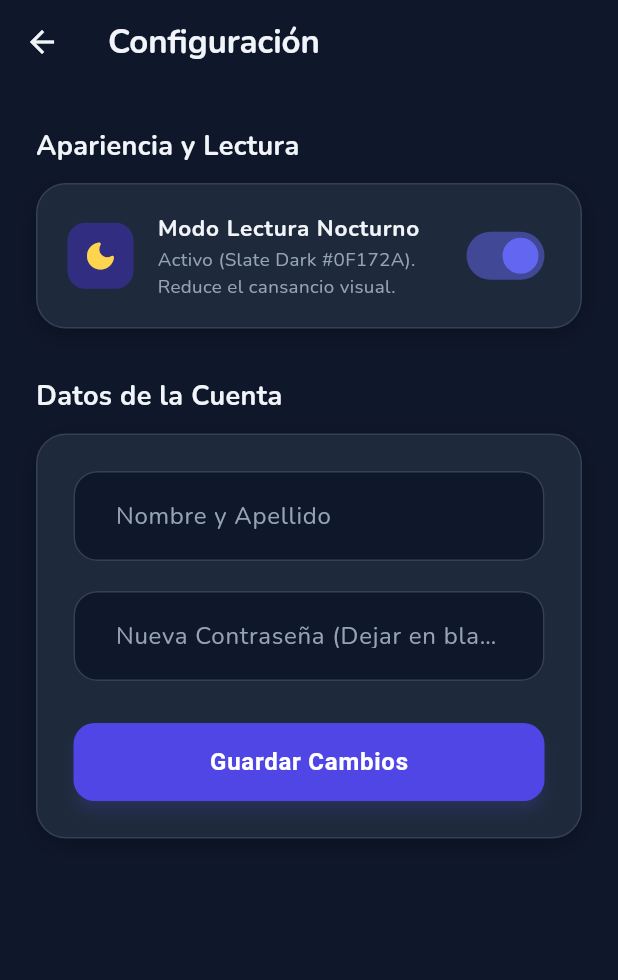
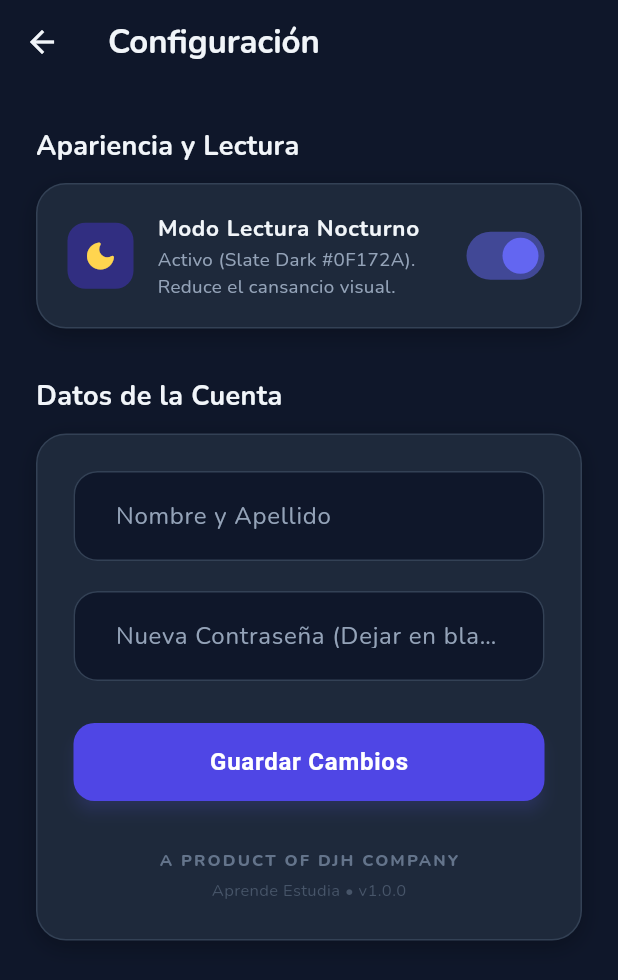
Before and after one commit to Jesus11141/Guia_estudio_front, a Flutter app: the SettingsScreen screen opened directly, after a tap on "Modo Lectura Nocturno", on a phone screen of 412 x 824 dp. Shown: the top 980 px of the screen. Run offline on Flutter 3.47's test engine with Material 3 defaults, Android fonts, the light colour scheme and no system bars; our stand-ins replace dio, file_picker, flutter_riverpod, flutter_tts, google_fonts, shared_preferences; missing offline and left inert: dart:js_interop; accounts and stored records are empty; network calls fail.

Commit message:
feat(branding): add 'A PRODUCT OF DJH COMPANY' in login, sidebar and settings

```diff
--- a/lib/screens/login_screen.dart
+++ b/lib/screens/login_screen.dart
@@ -88,7 +88,17 @@ class _LoginScreenState extends ConsumerState<LoginScreen> {
                             color: isDark ? const Color(0xFFF1F5F9) : const Color(0xFF1E293B),
                           ),
                         ),
-                        const SizedBox(height: 8),
+                        const SizedBox(height: 4),
+                        Text(
+                          'A PRODUCT OF DJH COMPANY',
+                          style: TextStyle(
+                            fontSize: 10.5,
+                            fontWeight: FontWeight.w800,
+                            letterSpacing: 1.5,
+                            color: isDark ? const Color(0xFF94A3B8) : const Color(0xFF64748B),
+                          ),
+                        ),
+                        const SizedBox(height: 10),
                         Text(
                           'Inicia sesión para continuar',
                           style: TextStyle(
@@ -136,6 +146,16 @@ class _LoginScreenState extends ConsumerState<LoginScreen> {
                             : const Text('Ingresar', style: TextStyle(fontSize: 18, fontWeight: FontWeight.bold)),
                       ),
                     ),
+                    const SizedBox(height: 24),
+                    Text(
+                      'A PRODUCT OF DJH COMPANY',
+                      style: TextStyle(
+                        fontSize: 10,
+                        fontWeight: FontWeight.w700,
+                        letterSpacing: 1.2,
+                        color: isDark ? const Color(0xFF64748B) : const Color(0xFF94A3B8),
+                      ),
+                    ),
                   ],
                 ),
               ),
--- a/lib/screens/settings_screen.dart
+++ b/lib/screens/settings_screen.dart
@@ -230,6 +230,30 @@ class _SettingsScreenState extends ConsumerState<SettingsScreen> {
                                   style: TextStyle(fontSize: 16, fontWeight: FontWeight.bold),
                                 ),
                         ),
+                        const SizedBox(height: 32),
+                        Center(
+                          child: Column(
+                            children: [
+                              Text(
+                                'A PRODUCT OF DJH COMPANY',
+                                style: TextStyle(
+                                  fontSize: 11,
+                                  fontWeight: FontWeight.w800,
+                                  letterSpacing: 1.4,
+                                  color: isDark ? const Color(0xFF64748B) : const Color(0xFF94A3B8),
+                                ),
+                              ),
+                              const SizedBox(height: 4),
+                              Text(
+                                'Aprende Estudia • v1.0.0',
+                                style: TextStyle(
+                                  fontSize: 11,
+                                  color: isDark ? const Color(0xFF475569) : const Color(0xFF94A3B8),
+                                ),
+                              ),
+                            ],
+                          ),
+                        ),
                       ],
                     ),
                   ),
```
Also changed, not shown: lib/main.dart (+31 -2 lines).
